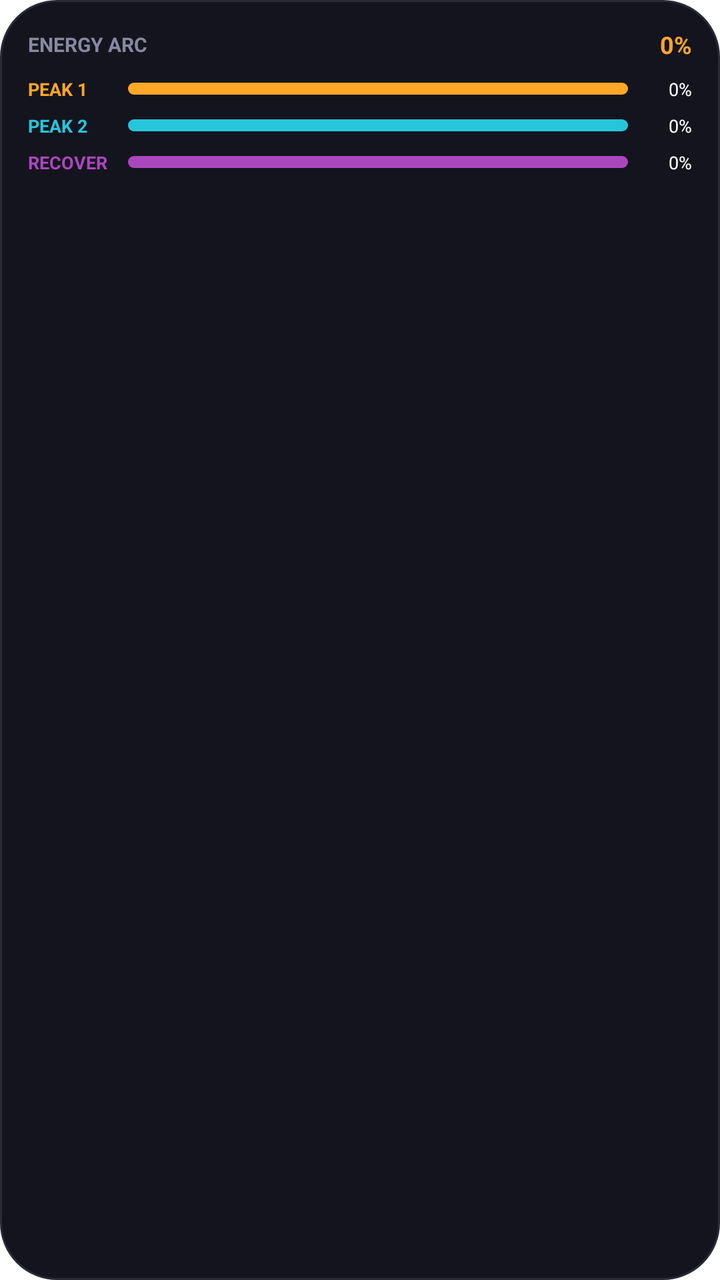
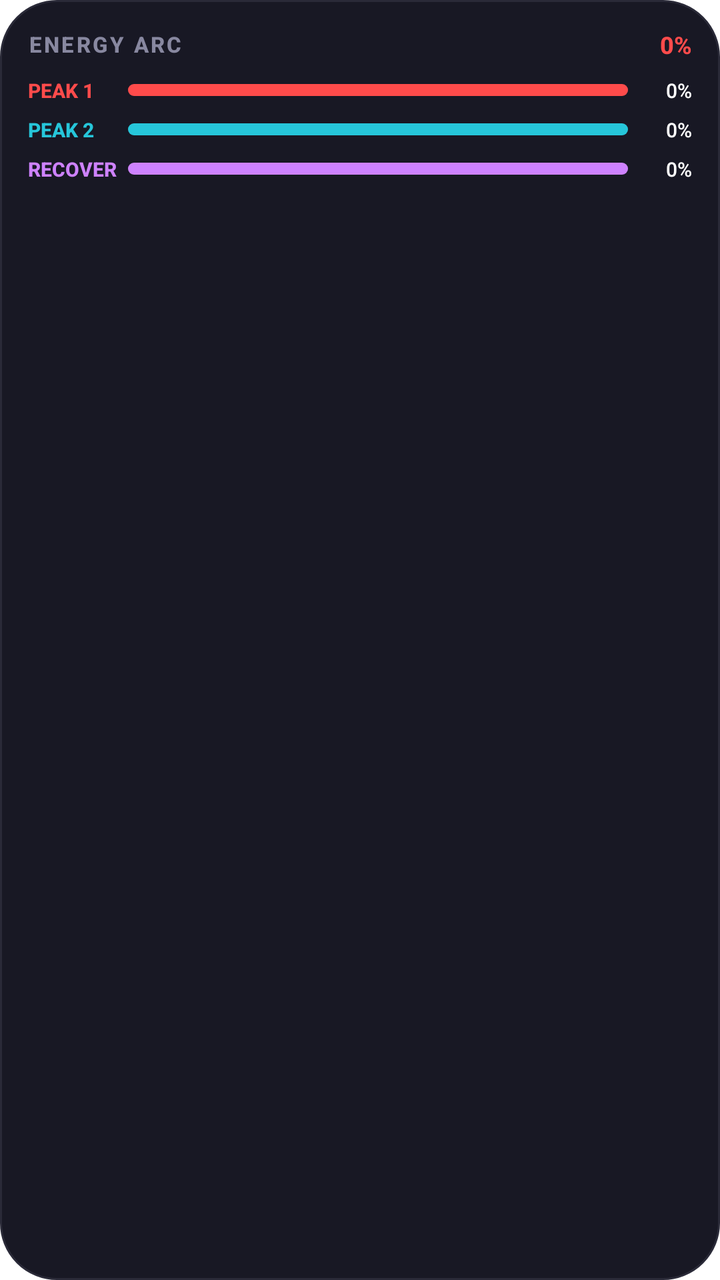

Compare the two renders of this Android layout. The source of the first and the diff that turns it into the second are given below.
<!-- AndroidManifest.xml: fallback theme Theme.MaterialComponents.DayNight.NoActionBar -->
<!-- res/layout/widget_energy_arc.xml -->
<?xml version="1.0" encoding="utf-8"?>
<LinearLayout xmlns:android="http://schemas.android.com/apk/res/android"
    android:id="@+id/widget_root"
    android:layout_width="match_parent"
    android:layout_height="match_parent"
    android:background="@drawable/widget_card_bg"
    android:gravity="center_horizontal"
    android:orientation="vertical"
    android:padding="@dimen/widget_padding">

    
    <LinearLayout
        android:layout_width="match_parent"
        android:layout_height="wrap_content"
        android:gravity="center_vertical"
        android:orientation="horizontal">

        <TextView
            android:layout_width="wrap_content"
            android:layout_height="wrap_content"
            android:text="ENERGY ARC"
            android:textColor="#8888A0"
            android:textSize="10sp"
            android:textStyle="bold" />

        <FrameLayout
            android:layout_width="0dp"
            android:layout_height="1dp"
            android:layout_weight="1" />

        <TextView
            android:id="@+id/tv_energy_avg"
            android:layout_width="wrap_content"
            android:layout_height="wrap_content"
            android:text="0%"
            android:textColor="#FFA726"
            android:textSize="12sp"
            android:textStyle="bold" />
    </LinearLayout>

    
    <LinearLayout
        android:layout_width="match_parent"
        android:layout_height="wrap_content"
        android:layout_marginTop="8dp"
        android:gravity="center_vertical"
        android:orientation="horizontal">

        <TextView
            android:layout_width="50dp"
            android:layout_height="wrap_content"
            android:text="PEAK 1"
            android:textColor="#FFA726"
            android:textSize="9sp"
            android:textStyle="bold" />

        <ProgressBar
            android:id="@+id/pb_peak1"
            style="?android:attr/progressBarStyleHorizontal"
            android:layout_width="0dp"
            android:layout_height="6dp"
            android:layout_weight="1"
            android:background="@drawable/widget_progress_track"
            android:progressDrawable="@drawable/widget_fill_orange"
            android:max="100"
            android:progress="0" />

        <TextView
            android:id="@+id/tv_peak1_pct"
            android:layout_width="32dp"
            android:layout_height="wrap_content"
            android:gravity="end"
            android:text="0%"
            android:textColor="#FFFFFF"
            android:textSize="9sp" />
    </LinearLayout>

    
    <LinearLayout
        android:layout_width="match_parent"
        android:layout_height="wrap_content"
        android:layout_marginTop="6dp"
        android:gravity="center_vertical"
        android:orientation="horizontal">

        <TextView
            android:layout_width="50dp"
            android:layout_height="wrap_content"
            android:text="PEAK 2"
            android:textColor="#26C6DA"
            android:textSize="9sp"
            android:textStyle="bold" />

        <ProgressBar
            android:id="@+id/pb_peak2"
            style="?android:attr/progressBarStyleHorizontal"
            android:layout_width="0dp"
            android:layout_height="6dp"
            android:layout_weight="1"
            android:background="@drawable/widget_progress_track"
            android:progressDrawable="@drawable/widget_fill_cyan"
            android:max="100"
            android:progress="0" />

        <TextView
            android:id="@+id/tv_peak2_pct"
            android:layout_width="32dp"
            android:layout_height="wrap_content"
            android:gravity="end"
            android:text="0%"
            android:textColor="#FFFFFF"
            android:textSize="9sp" />
    </LinearLayout>

    
    <LinearLayout
        android:layout_width="match_parent"
        android:layout_height="wrap_content"
        android:layout_marginTop="6dp"
        android:gravity="center_vertical"
        android:orientation="horizontal">

        <TextView
            android:layout_width="50dp"
            android:layout_height="wrap_content"
            android:text="RECOVER"
            android:textColor="#AB47BC"
            android:textSize="9sp"
            android:textStyle="bold" />

        <ProgressBar
            android:id="@+id/pb_recovery"
            style="?android:attr/progressBarStyleHorizontal"
            android:layout_width="0dp"
            android:layout_height="6dp"
            android:layout_weight="1"
            android:background="@drawable/widget_progress_track"
            android:progressDrawable="@drawable/widget_fill_purple"
            android:max="100"
            android:progress="0" />

        <TextView
            android:id="@+id/tv_recovery_pct"
            android:layout_width="32dp"
            android:layout_height="wrap_content"
            android:gravity="end"
            android:text="0%"
            android:textColor="#FFFFFF"
            android:textSize="9sp" />
    </LinearLayout>

</LinearLayout>
<!-- resources referenced by this layout -->
<resources>
  <dimen name="widget_padding">14dp</dimen>
  <!-- drawable widget_card_bg (drawable) -->
  <?xml version="1.0" encoding="utf-8"?>
  <shape xmlns:android="http://schemas.android.com/apk/res/android"
      android:shape="rectangle">
      <solid android:color="#14141E" />
      <corners android:radius="@dimen/widget_corner_radius" />
      <stroke
          android:width="1dp"
          android:color="#2A2A38" />
  </shape>
  <!-- drawable widget_fill_cyan (drawable) -->
  <?xml version="1.0" encoding="utf-8"?>
  <shape xmlns:android="http://schemas.android.com/apk/res/android"
      android:shape="rectangle">
      <solid android:color="#26C6DA" />
      <corners android:radius="6dp" />
  </shape>
  <!-- drawable widget_fill_orange (drawable) -->
  <?xml version="1.0" encoding="utf-8"?>
  <shape xmlns:android="http://schemas.android.com/apk/res/android"
      android:shape="rectangle">
      <solid android:color="#FFA726" />
      <corners android:radius="6dp" />
  </shape>
  <!-- drawable widget_fill_purple (drawable) -->
  <?xml version="1.0" encoding="utf-8"?>
  <shape xmlns:android="http://schemas.android.com/apk/res/android"
      android:shape="rectangle">
      <solid android:color="#AB47BC" />
      <corners android:radius="6dp" />
  </shape>
  <!-- drawable widget_progress_track (drawable) -->
  <?xml version="1.0" encoding="utf-8"?>
  <shape xmlns:android="http://schemas.android.com/apk/res/android"
      android:shape="rectangle">
      <solid android:color="#222230" />
      <corners android:radius="6dp" />
  </shape>
  <dimen name="widget_corner_radius">16dp</dimen>
</resources>

<!-- the commit's change to res/layout/widget_energy_arc.xml (unified diff, before → after) -->
@@ -18,9 +18,11 @@
         <TextView
             android:layout_width="wrap_content"
             android:layout_height="wrap_content"
+            android:fontFamily="sans-serif-medium"
             android:text="ENERGY ARC"
-            android:textColor="#8888A0"
-            android:textSize="10sp"
+            android:textColor="@color/widget_text_muted"
+            android:textSize="11sp"
+            android:letterSpacing="0.1"
             android:textStyle="bold" />
 
         <FrameLayout
@@ -32,8 +34,9 @@
             android:id="@+id/tv_energy_avg"
             android:layout_width="wrap_content"
             android:layout_height="wrap_content"
+            android:fontFamily="sans-serif-medium"
             android:text="0%"
-            android:textColor="#FFA726"
+            android:textColor="@color/vibrant_orange"
             android:textSize="12sp"
             android:textStyle="bold" />
     </LinearLayout>
@@ -49,9 +52,10 @@
         <TextView
             android:layout_width="50dp"
             android:layout_height="wrap_content"
+            android:fontFamily="sans-serif-medium"
             android:text="PEAK 1"
-            android:textColor="#FFA726"
-            android:textSize="9sp"
+            android:textColor="@color/vibrant_orange"
+            android:textSize="10sp"
             android:textStyle="bold" />
 
         <ProgressBar
@@ -70,9 +74,10 @@
             android:layout_width="32dp"
             android:layout_height="wrap_content"
             android:gravity="end"
+            android:fontFamily="sans-serif-medium"
             android:text="0%"
-            android:textColor="#FFFFFF"
-            android:textSize="9sp" />
+            android:textColor="@color/widget_text_primary"
+            android:textSize="10sp" />
     </LinearLayout>
 
     
@@ -86,9 +91,10 @@
         <TextView
             android:layout_width="50dp"
             android:layout_height="wrap_content"
+            android:fontFamily="sans-serif-medium"
             android:text="PEAK 2"
-            android:textColor="#26C6DA"
-            android:textSize="9sp"
+            android:textColor="@color/vibrant_cyan"
+            android:textSize="10sp"
             android:textStyle="bold" />
 
         <ProgressBar
@@ -107,9 +113,10 @@
             android:layout_width="32dp"
             android:layout_height="wrap_content"
             android:gravity="end"
+            android:fontFamily="sans-serif-medium"
             android:text="0%"
-            android:textColor="#FFFFFF"
-            android:textSize="9sp" />
+            android:textColor="@color/widget_text_primary"
+            android:textSize="10sp" />
     </LinearLayout>
 
     
@@ -123,9 +130,10 @@
         <TextView
             android:layout_width="50dp"
             android:layout_height="wrap_content"
+            android:fontFamily="sans-serif-medium"
             android:text="RECOVER"
-            android:textColor="#AB47BC"
-            android:textSize="9sp"
+            android:textColor="@color/vibrant_purple"
+            android:textSize="10sp"
             android:textStyle="bold" />
 
         <ProgressBar
@@ -144,9 +152,10 @@
             android:layout_width="32dp"
             android:layout_height="wrap_content"
             android:gravity="end"
+            android:fontFamily="sans-serif-medium"
             android:text="0%"
-            android:textColor="#FFFFFF"
-            android:textSize="9sp" />
+            android:textColor="@color/widget_text_primary"
+            android:textSize="10sp" />
     </LinearLayout>
 
 </LinearLayout>
<!-- resource entries referenced after the edit -->
@@ -1,11 +1,16 @@
 <!-- resources referenced by this layout -->
 <resources>
+  <color name="vibrant_cyan">#26C6DA</color>
+  <color name="vibrant_orange">#FF4B4B</color>
+  <color name="vibrant_purple">#CE82FF</color>
+  <color name="widget_text_muted">#8888A0</color>
+  <color name="widget_text_primary">#FFFFFF</color>
   <dimen name="widget_padding">14dp</dimen>
   <!-- drawable widget_card_bg (drawable) -->
   <?xml version="1.0" encoding="utf-8"?>
   <shape xmlns:android="http://schemas.android.com/apk/res/android"
       android:shape="rectangle">
-      <solid android:color="#14141E" />
+      <solid android:color="@color/widget_bg_dark" />
       <corners android:radius="@dimen/widget_corner_radius" />
       <stroke
           android:width="1dp"
@@ -15,30 +20,32 @@
   <?xml version="1.0" encoding="utf-8"?>
   <shape xmlns:android="http://schemas.android.com/apk/res/android"
       android:shape="rectangle">
-      <solid android:color="#26C6DA" />
-      <corners android:radius="6dp" />
+      <solid android:color="@color/vibrant_cyan" />
+      <corners android:radius="100dp" />
   </shape>
   <!-- drawable widget_fill_orange (drawable) -->
   <?xml version="1.0" encoding="utf-8"?>
   <shape xmlns:android="http://schemas.android.com/apk/res/android"
       android:shape="rectangle">
-      <solid android:color="#FFA726" />
-      <corners android:radius="6dp" />
+      <solid android:color="@color/vibrant_orange" />
+      <corners android:radius="100dp" />
   </shape>
   <!-- drawable widget_fill_purple (drawable) -->
   <?xml version="1.0" encoding="utf-8"?>
   <shape xmlns:android="http://schemas.android.com/apk/res/android"
       android:shape="rectangle">
-      <solid android:color="#AB47BC" />
-      <corners android:radius="6dp" />
+      <solid android:color="@color/vibrant_purple" />
+      <corners android:radius="100dp" />
   </shape>
   <!-- drawable widget_progress_track (drawable) -->
   <?xml version="1.0" encoding="utf-8"?>
   <shape xmlns:android="http://schemas.android.com/apk/res/android"
       android:shape="rectangle">
-      <solid android:color="#222230" />
-      <corners android:radius="6dp" />
+      <solid android:color="@color/track_bg_dark" />
+      <corners android:radius="100dp" />
   </shape>
+  <color name="widget_bg_dark">#181824</color>
   <dimen name="widget_corner_radius">16dp</dimen>
+  <color name="track_bg_dark">#2A2A38</color>
 </resources>
 
